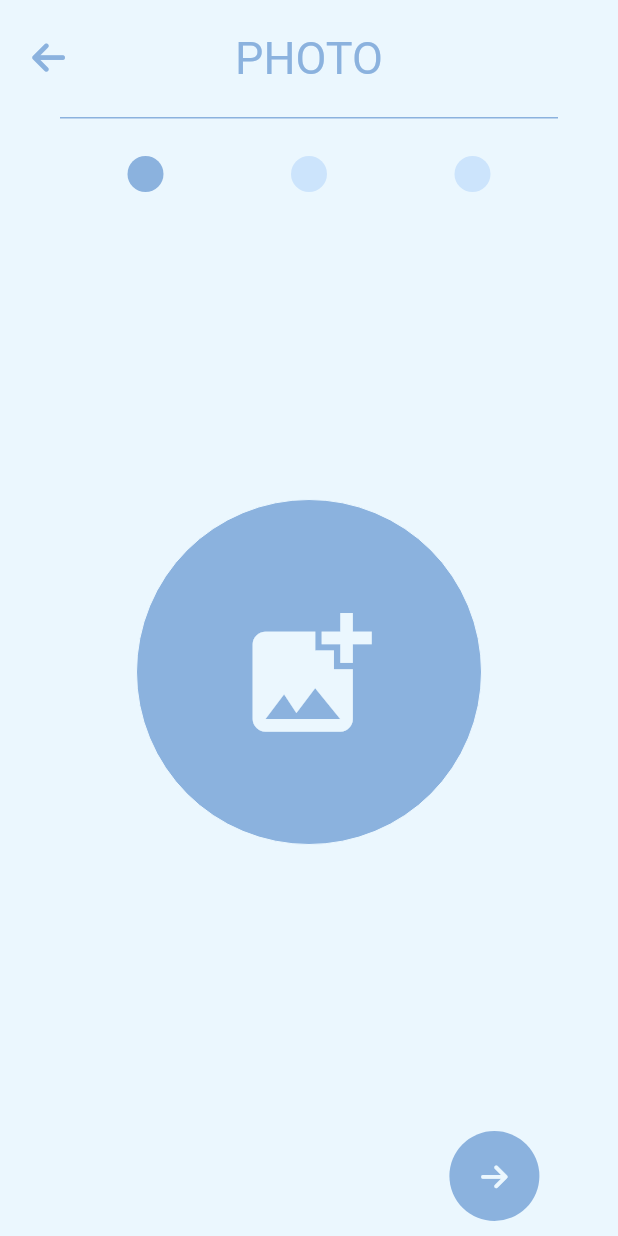
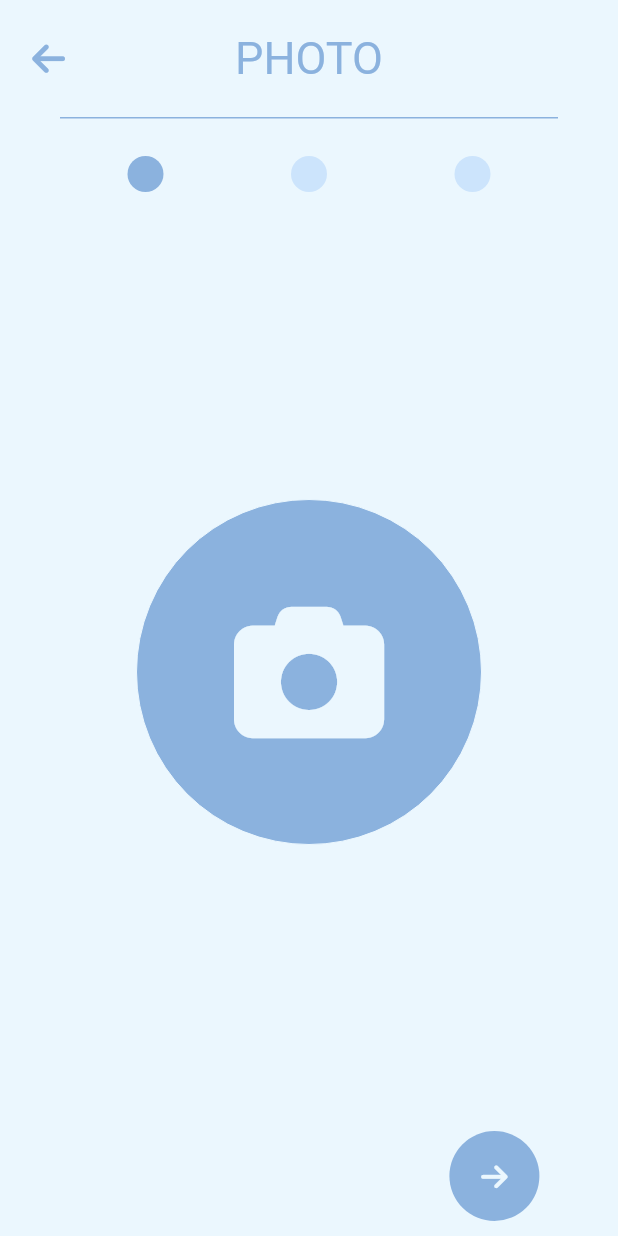
Before and after one commit to beuve/Arbenn, a Flutter app: the screen it shows once a user with an empty profile is signed in, on a phone screen of 412 x 824 dp. Run offline on Flutter 3.47's test engine with Material 2 defaults, Android fonts, the phone set to English and light mode, and no system bars; our stand-ins replace cloud_firestore, firebase_auth, firebase_core, firebase_storage, flutter_keyboard_visibility, flutter_svg and 1 more; accounts and stored records are empty; network calls fail.

Commit message:
Use full fontAwesome instead of a subset

```diff
--- a/lib/components/event_summary.dart
+++ b/lib/components/event_summary.dart
@@ -1,4 +1,4 @@
-import 'package:arbenn/components/page_animations.dart';
+import 'package:arbenn/components/page_transitions.dart';
 import 'package:arbenn/components/placeholders.dart';
 import 'package:arbenn/components/scroller.dart';
 import 'package:arbenn/utils/icons.dart';
--- a/lib/pages/attende_list.dart
+++ b/lib/pages/attende_list.dart
@@ -1,5 +1,5 @@
 import 'package:arbenn/components/overlay.dart';
-import 'package:arbenn/components/page_animations.dart';
+import 'package:arbenn/components/page_transitions.dart';
 import 'package:arbenn/components/scroller.dart';
 import 'package:arbenn/components/user_elements.dart';
 import 'package:arbenn/data/user_data.dart';
--- a/lib/pages/event_page.dart
+++ b/lib/pages/event_page.dart
@@ -1,5 +1,5 @@
 import 'package:arbenn/components/chat.dart';
-import 'package:arbenn/components/page_animations.dart';
+import 'package:arbenn/components/page_transitions.dart';
 import 'package:arbenn/components/placeholders.dart';
 import 'package:arbenn/components/user_elements.dart';
 import 'package:arbenn/data/chat_data.dart';
--- a/lib/pages/nav.dart
+++ b/lib/pages/nav.dart
@@ -1,4 +1,4 @@
-import 'package:arbenn/components/page_animations.dart';
+import 'package:arbenn/components/page_transitions.dart';
 import 'package:flutter/material.dart';
 import '../utils/colors.dart';
 import '../utils/icons.dart';
--- a/lib/pages/profile_page.dart
+++ b/lib/pages/profile_page.dart
@@ -1,7 +1,7 @@
 import 'dart:async';
 
 import 'package:arbenn/components/app_bar.dart';
-import 'package:arbenn/components/page_animations.dart';
+import 'package:arbenn/components/page_transitions.dart';
 import 'package:arbenn/components/placeholders.dart';
 import 'package:arbenn/components/user_elements.dart';
 import 'package:arbenn/pages/user_settings.dart';
--- a/lib/pages/user_settings.dart
+++ b/lib/pages/user_settings.dart
@@ -1,4 +1,4 @@
-import 'package:arbenn/components/page_animations.dart';
+import 'package:arbenn/components/page_transitions.dart';
 import 'package:arbenn/pages/user_form.dart';
 import 'package:firebase_auth/firebase_auth.dart';
 import 'package:flutter/material.dart';
--- a/lib/utils/icons.dart
+++ b/lib/utils/icons.dart
@@ -28,40 +28,40 @@ class ArbennIcons {
 
   static const fontName = 'ArbennIcons';
 
-  static const IconData sliders = IconData(0xe900, fontFamily: fontName);
-  static const IconData bell = IconData(0xe902, fontFamily: fontName);
-  static const IconData calendar = IconData(0xe903, fontFamily: fontName);
+  static const IconData sliders = IconData(0xf1de, fontFamily: fontName);
+  static const IconData bell = IconData(0xf0f3, fontFamily: fontName);
+  static const IconData calendar = IconData(0xf073, fontFamily: fontName);
   static const IconData plainChevronDown =
-      IconData(0xe904, fontFamily: fontName);
+      IconData(0xf0d7, fontFamily: fontName);
   static const IconData plainChevronLeft =
-      IconData(0xe905, fontFamily: fontName);
+      IconData(0xf0d9, fontFamily: fontName);
   static const IconData plainChevronRight =
-      IconData(0xe906, fontFamily: fontName);
-  static const IconData plainChevronUp = IconData(0xe907, fontFamily: fontName);
-  static const IconData chevronDown = IconData(0xe908, fontFamily: fontName);
-  static const IconData chevronLeft = IconData(0xe909, fontFamily: fontName);
-  static const IconData chevronRight = IconData(0xe90a, fontFamily: fontName);
-  static const IconData chevronUp = IconData(0xe90b, fontFamily: fontName);
-  static const IconData exclamation = IconData(0xe90c, fontFamily: fontName);
-  static const IconData info = IconData(0xe90d, fontFamily: fontName);
-  static const IconData plus = IconData(0xe90e, fontFamily: fontName);
-  static const IconData xmark = IconData(0xe90f, fontFamily: fontName);
-  static const IconData clock = IconData(0xe910, fontFamily: fontName);
-  static const IconData vdots = IconData(0xe911, fontFamily: fontName);
-  static const IconData hdots = IconData(0xe912, fontFamily: fontName);
-  static const IconData email = IconData(0xe901, fontFamily: fontName);
-  static const IconData eyeSlash = IconData(0xe913, fontFamily: fontName);
-  static const IconData eye = IconData(0xe914, fontFamily: fontName);
-  static const IconData gear = IconData(0xe915, fontFamily: fontName);
-  static const IconData hashtag = IconData(0xe916, fontFamily: fontName);
-  static const IconData home = IconData(0xe917, fontFamily: fontName);
-  static const IconData back = IconData(0xe918, fontFamily: fontName);
-  static const IconData next = IconData(0xe91f, fontFamily: fontName);
-  static const IconData location = IconData(0xe919, fontFamily: fontName);
-  static const IconData search = IconData(0xe91a, fontFamily: fontName);
-  static const IconData pencil = IconData(0xe91b, fontFamily: fontName);
-  static const IconData userGroup = IconData(0xe91c, fontFamily: fontName);
-  static const IconData user = IconData(0xe91d, fontFamily: fontName);
-  static const IconData addPhoto = IconData(0xe91e, fontFamily: fontName);
-  static const IconData send = IconData(0xe920, fontFamily: fontName);
+      IconData(0xf0da, fontFamily: fontName);
+  static const IconData plainChevronUp = IconData(0xf0d8, fontFamily: fontName);
+  static const IconData chevronDown = IconData(0xf078, fontFamily: fontName);
+  static const IconData chevronLeft = IconData(0xf053, fontFamily: fontName);
+  static const IconData chevronRight = IconData(0xf054, fontFamily: fontName);
+  static const IconData chevronUp = IconData(0xf077, fontFamily: fontName);
+  static const IconData exclamation = IconData(0xf06a, fontFamily: fontName);
+  static const IconData info = IconData(0xf05a, fontFamily: fontName);
+  static const IconData plus = IconData(0xf055, fontFamily: fontName);
+  static const IconData xmark = IconData(0xf00d, fontFamily: fontName);
+  static const IconData clock = IconData(0xf017, fontFamily: fontName);
+  static const IconData vdots = IconData(0xf142, fontFamily: fontName);
+  static const IconData hdots = IconData(0xf141, fontFamily: fontName);
+  static const IconData email = IconData(0xf0e0, fontFamily: fontName);
+  static const IconData eyeSlash = IconData(0xf070, fontFamily: fontName);
+  static const IconData eye = IconData(0xf06e, fontFamily: fontName);
+  static const IconData gear = IconData(0xf013, fontFamily: fontName);
+  static const IconData hashtag = IconData(0x0023, fontFamily: fontName);
+  static const IconData home = IconData(0xf015, fontFamily: fontName);
+  static const IconData back = IconData(0xf060, fontFamily: fontName);
+  static const IconData next = IconData(0xf061, fontFamily: fontName);
+  static const IconData location = IconData(0xf3c5, fontFamily: fontName);
+  static const IconData search = IconData(0xf002, fontFamily: fontName);
+  static const IconData pencil = IconData(0xf304, fontFamily: fontName);
+  static const IconData userGroup = IconData(0xf500, fontFamily: fontName);
+  static const IconData user = IconData(0xf007, fontFamily: fontName);
+  static const IconData addPhoto = IconData(0xf030, fontFamily: fontName);
+  static const IconData send = IconData(0xe20a, fontFamily: fontName);
 }
```
Also changed, not shown: fonts/ArbennIcons.ttf.
